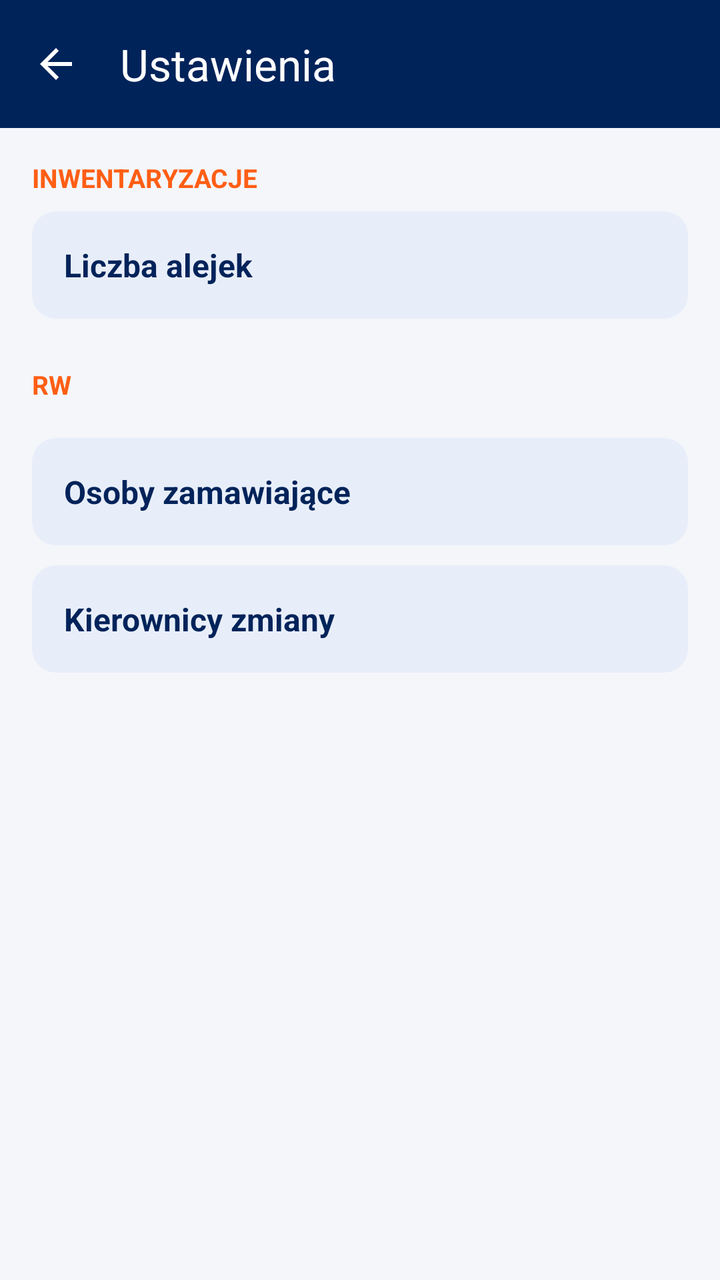
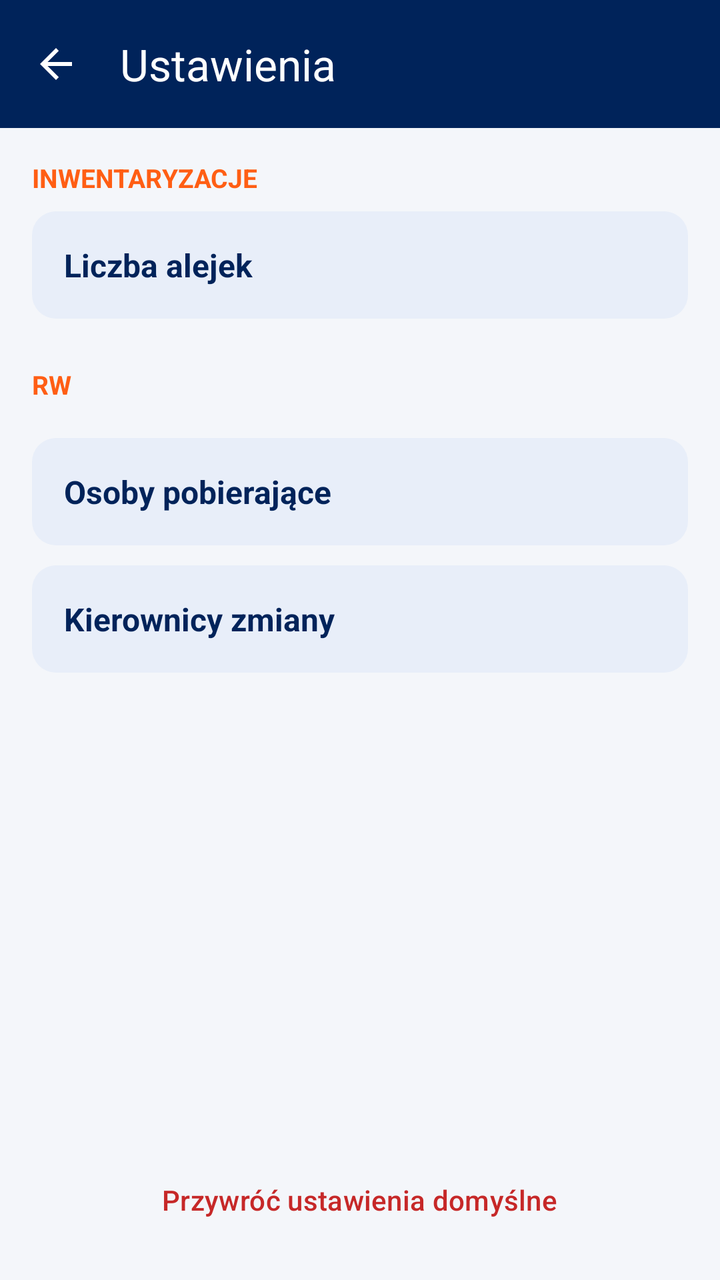

Screens rendered from an Android XML layout before and after an edit, with the pre-edit source and the edit as a unified diff.
<!-- AndroidManifest.xml: application theme Theme.Skaner -->
<!-- res/layout/activity_settings.xml -->
<?xml version="1.0" encoding="utf-8"?>
<LinearLayout xmlns:android="http://schemas.android.com/apk/res/android"
    xmlns:app="http://schemas.android.com/apk/res-auto"
    android:layout_width="match_parent"
    android:layout_height="match_parent"
    android:orientation="vertical">

    <com.google.android.material.appbar.MaterialToolbar
        android:id="@+id/toolbar"
        android:layout_width="match_parent"
        android:layout_height="?attr/actionBarSize"
        android:background="@color/brand_blue"
        android:elevation="4dp"
        app:navigationIcon="?attr/homeAsUpIndicator"
        app:navigationIconTint="@android:color/white"
        app:title="@string/home_settings"
        app:titleTextColor="@android:color/white" />

    <LinearLayout
        android:layout_width="match_parent"
        android:layout_height="wrap_content"
        android:orientation="vertical"
        android:padding="16dp">

        <TextView
            style="@style/SettingsGroupHeader"
            android:text="@string/home_inventory" />

        <LinearLayout
            android:id="@+id/rowAlleys"
            android:layout_width="match_parent"
            android:layout_height="wrap_content"
            android:background="@drawable/settings_row_bg"
            android:clickable="true"
            android:focusable="true"
            android:foreground="?attr/selectableItemBackground"
            android:gravity="center_vertical"
            android:orientation="horizontal"
            android:padding="16dp">

            <TextView
                android:layout_width="wrap_content"
                android:layout_height="wrap_content"
                android:text="@string/settings_alley_count"
                android:textColor="@color/brand_blue"
                android:textSize="16sp"
                android:textStyle="bold" />

            <TextView
                android:id="@+id/alleysValue"
                android:layout_width="0dp"
                android:layout_height="wrap_content"
                android:layout_marginStart="12dp"
                android:layout_weight="1"
                android:ellipsize="end"
                android:gravity="end"
                android:maxLines="1"
                android:textColor="@color/text_secondary"
                android:textSize="16sp" />
        </LinearLayout>

        <TextView
            style="@style/SettingsGroupHeader"
            android:layout_marginTop="24dp"
            android:text="@string/home_rw" />

        <LinearLayout
            android:id="@+id/rowRequesters"
            android:layout_width="match_parent"
            android:layout_height="wrap_content"
            android:layout_marginTop="10dp"
            android:background="@drawable/settings_row_bg"
            android:clickable="true"
            android:focusable="true"
            android:foreground="?attr/selectableItemBackground"
            android:gravity="center_vertical"
            android:orientation="horizontal"
            android:padding="16dp">

            <TextView
                android:layout_width="wrap_content"
                android:layout_height="wrap_content"
                android:text="@string/settings_requesters"
                android:textColor="@color/brand_blue"
                android:textSize="16sp"
                android:textStyle="bold" />

            <TextView
                android:id="@+id/requestersValue"
                android:layout_width="0dp"
                android:layout_height="wrap_content"
                android:layout_marginStart="12dp"
                android:layout_weight="1"
                android:ellipsize="end"
                android:gravity="end"
                android:maxLines="1"
                android:textColor="@color/text_secondary"
                android:textSize="16sp" />
        </LinearLayout>

        <LinearLayout
            android:id="@+id/rowManagers"
            android:layout_width="match_parent"
            android:layout_height="wrap_content"
            android:layout_marginTop="10dp"
            android:background="@drawable/settings_row_bg"
            android:clickable="true"
            android:focusable="true"
            android:foreground="?attr/selectableItemBackground"
            android:gravity="center_vertical"
            android:orientation="horizontal"
            android:padding="16dp">

            <TextView
                android:layout_width="wrap_content"
                android:layout_height="wrap_content"
                android:text="@string/settings_managers"
                android:textColor="@color/brand_blue"
                android:textSize="16sp"
                android:textStyle="bold" />

            <TextView
                android:id="@+id/managersValue"
                android:layout_width="0dp"
                android:layout_height="wrap_content"
                android:layout_marginStart="12dp"
                android:layout_weight="1"
                android:ellipsize="end"
                android:gravity="end"
                android:maxLines="1"
                android:textColor="@color/text_secondary"
                android:textSize="16sp" />
        </LinearLayout>
    </LinearLayout>

</LinearLayout>
<!-- resources referenced by this layout -->
<resources>
  <color name="brand_blue">#00235A</color>
  <color name="text_secondary">#5B6470</color>
  <!-- drawable settings_row_bg (drawable) -->
  <?xml version="1.0" encoding="utf-8"?>
  <shape xmlns:android="http://schemas.android.com/apk/res/android"
      android:shape="rectangle">
      <solid android:color="@color/brand_blue_container" />
      <corners android:radius="12dp" />
  </shape>
  <string name="home_inventory">Inwentaryzacje</string>
  <string name="home_rw">RW</string>
  <string name="home_settings">Ustawienia</string>
  <string name="settings_alley_count">Liczba alejek</string>
  <string name="settings_managers">Kierownicy zmiany</string>
  <string name="settings_requesters">Osoby zamawiające</string>
  <style name="SettingsGroupHeader">
          <item name="android:layout_width">match_parent</item>
          <item name="android:layout_height">wrap_content</item>
          <item name="android:layout_marginBottom">8dp</item>
          <item name="android:textAllCaps">true</item>
          <item name="android:textColor">@color/brand_orange</item>
          <item name="android:textSize">13sp</item>
          <item name="android:textStyle">bold</item>
      </style>
  <style name="Theme.Skaner" parent="Base.Theme.Skaner" />
  <color name="brand_blue_container">#E8EEF9</color>
  <color name="brand_orange">#FF5E14</color>
  <style name="Base.Theme.Skaner" parent="Theme.Material3.Light.NoActionBar">
          <item name="colorPrimary">@color/brand_blue</item>
          <item name="colorOnPrimary">@android:color/white</item>
          <item name="colorSecondary">@color/brand_orange</item>
          <item name="colorOnSecondary">@android:color/white</item>
          <item name="android:windowBackground">@color/app_background</item>
          <item name="android:statusBarColor">@color/brand_blue</item>
          <item name="android:windowLightStatusBar">false</item>
      </style>
  <color name="app_background">#F4F6FA</color>
</resources>

<!-- the commit's change to res/layout/activity_settings.xml (unified diff, before → after) -->
@@ -18,7 +18,8 @@
 
     <LinearLayout
         android:layout_width="match_parent"
-        android:layout_height="wrap_content"
+        android:layout_height="0dp"
+        android:layout_weight="1"
         android:orientation="vertical"
         android:padding="16dp">
 
@@ -133,4 +134,13 @@
         </LinearLayout>
     </LinearLayout>
 
+    <Button
+        android:id="@+id/resetButton"
+        style="@style/Widget.Skaner.Button.Danger"
+        android:layout_width="wrap_content"
+        android:layout_height="wrap_content"
+        android:layout_gravity="center_horizontal"
+        android:layout_marginBottom="16dp"
+        android:text="@string/settings_reset" />
+
 </LinearLayout>
<!-- resource entries referenced after the edit -->
@@ -14,7 +14,8 @@
   <string name="home_settings">Ustawienia</string>
   <string name="settings_alley_count">Liczba alejek</string>
   <string name="settings_managers">Kierownicy zmiany</string>
-  <string name="settings_requesters">Osoby zamawiające</string>
+  <string name="settings_requesters">Osoby pobierające</string>
+  <string name="settings_reset">Przywróć ustawienia domyślne</string>
   <style name="SettingsGroupHeader">
           <item name="android:layout_width">match_parent</item>
           <item name="android:layout_height">wrap_content</item>
@@ -24,9 +25,13 @@
           <item name="android:textSize">13sp</item>
           <item name="android:textStyle">bold</item>
       </style>
+  <style name="Widget.Skaner.Button.Danger" parent="Widget.Material3.Button.TextButton">
+          <item name="android:textColor">@color/status_error</item>
+      </style>
   <style name="Theme.Skaner" parent="Base.Theme.Skaner" />
   <color name="brand_blue_container">#E8EEF9</color>
   <color name="brand_orange">#FF5E14</color>
+  <color name="status_error">#C62828</color>
   <style name="Base.Theme.Skaner" parent="Theme.Material3.Light.NoActionBar">
           <item name="colorPrimary">@color/brand_blue</item>
           <item name="colorOnPrimary">@android:color/white</item>
